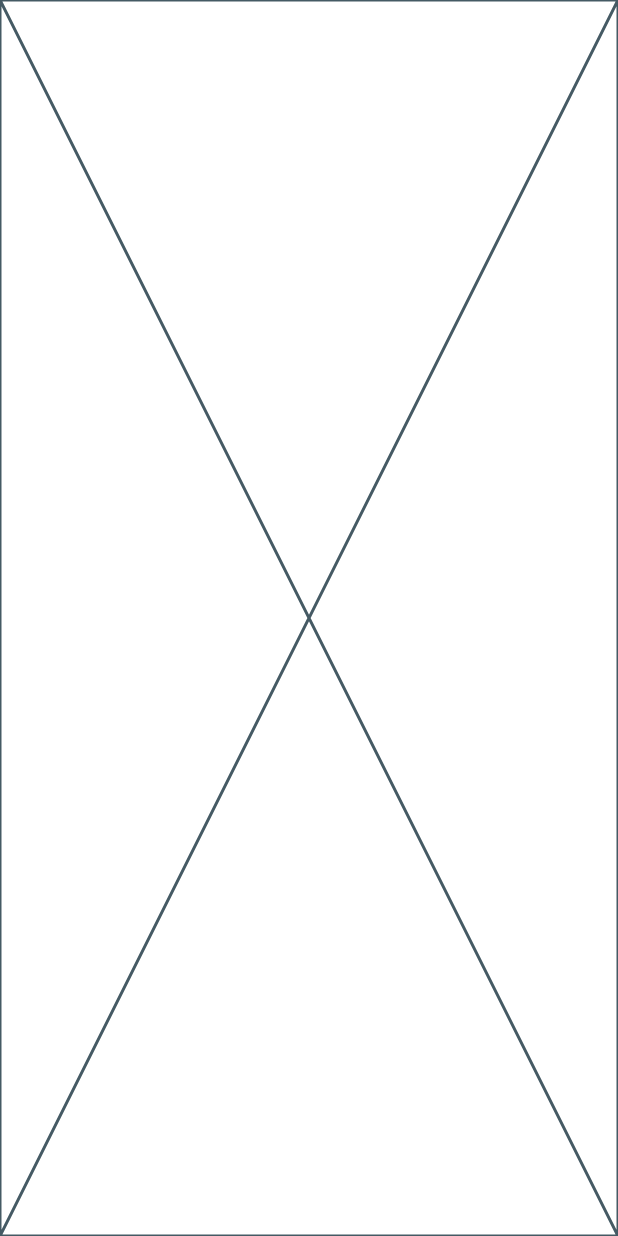
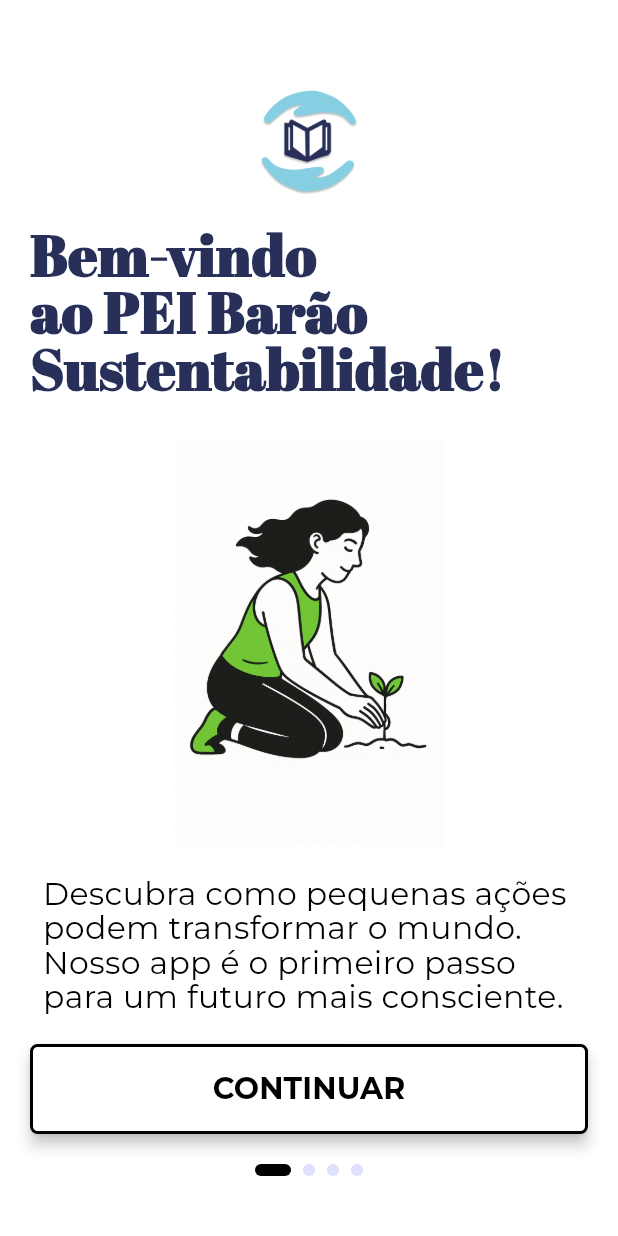
Before and after one commit to Joojjuuk/app_escolar, a Flutter app: the screen it shows after launch, on a phone screen of 412 x 824 dp. Run offline on Flutter 3.47's test engine with Material 3 defaults, Android fonts, the phone set to English and light mode, and no system bars; drawn by our look-alikes of smooth_page_indicator; our stand-ins replace shared_preferences; project files that could hold a hidden picture were left out.

Commit message:
OnboardScreen Completa - Widget reutilizavel/SoC - Adicao de Fontes + Correcao de Settings.gradle

```diff
--- /dev/null
+++ b/devtools_options.yaml
@@ -0,0 +1,3 @@
+description: This file stores settings for Dart & Flutter DevTools.
+documentation: https://docs.flutter.dev/tools/devtools/extensions#configure-extension-enablement-states
+extensions:
--- /dev/null
+++ b/lib/view/home/home.dart
@@ -0,0 +1,10 @@
+import 'package:flutter/material.dart';
+
+class Home extends StatelessWidget {
+  const Home({super.key});
+
+  @override
+  Widget build(BuildContext context) {
+    return const Placeholder();
+  }
+}
--- /dev/null
+++ b/lib/view/onboard/onboard.dart
@@ -0,0 +1,103 @@
+import 'package:appescolar/view/home/home.dart';
+import 'package:flutter/material.dart';
+import 'package:appescolar/view/onboard/onboardbase.dart';
+import 'package:shared_preferences/shared_preferences.dart';
+import 'package:smooth_page_indicator/smooth_page_indicator.dart';
+
+class Onboard extends StatefulWidget {
+  const Onboard({super.key});
+
+  @override
+  State<Onboard> createState() => _OnboardState();
+}
+
+class _OnboardState extends State<Onboard> {
+  final PageController _pageController = PageController();
+
+  @override
+  void initState() {
+    super.initState();
+  }
+
+  Future<void> _marcarVistoTela() async {
+    final prefs = await SharedPreferences.getInstance();
+    await prefs.setBool('hasSeenOnboarding', true);
+  }
+
+  void _botaoPressionado() async {
+    if (_pageController.page?.round() == onboardPag.length - 1) {
+      await _marcarVistoTela();
+      Navigator.of(context).pushReplacement(
+        MaterialPageRoute(builder: (context) => const Home()),
+      );
+    } else {
+      _pageController.nextPage(
+        duration: const Duration(milliseconds: 500),
+        curve: Curves.easeOut,
+      );
+    }
+  }
+
+  @override
+  Widget build(BuildContext context) {
+    return Scaffold(
+      backgroundColor: Colors.white,
+      body: Stack(
+        children: [
+          PageView.builder(
+            controller: _pageController,
+            itemCount: onboardPag.length,
+            itemBuilder: (context, index) {
+              final page = onboardPag[index];
+              return Onboardbase(
+                titulo: page.titulo,
+                descricao: page.descricao,
+                imagem: Image.asset(page.imagem),
+                botaoPressionado: _botaoPressionado,
+                totalPagina: onboardPag.length,
+                pageController: _pageController,
+                paginaAtual: 0,
+              );
+            },
+          ),
+        ],
+      ),
+    );
+  }
+}
+
+class OnboardPages {
+  final String titulo;
+  final String descricao;
+  final String imagem;
+
+  OnboardPages(
+      {required this.titulo, required this.descricao, required this.imagem});
+}
+
+final List<OnboardPages> onboardPag = [
+  OnboardPages(
+    titulo: "Bem-vindo\nao PEI Barão\nSustentabilidade!",
+    descricao:
+        "Descubra como pequenas ações \npodem transformar o mundo.\nNosso app é o primeiro passo\npara um futuro mais consciente.",
+    imagem: 'assets/onboardingscreen/Tela1Planta.png',
+  ),
+  OnboardPages(
+    titulo: "O que é o app PEI\nSustentabilidade?",
+    descricao:
+        "Aqui, você acompanha suas \ndoações de garrafas PET e \ntampinhas, vê as últimas ações \nda escola e fica por dentro das\nnovidades verdes do PEI Barão.",
+    imagem: 'assets/onboardingscreen/Tela2Info.png',
+  ),
+  OnboardPages(
+    titulo: "Faça a diferença!",
+    descricao:
+        "Doe, participe das campanhas e \nveja seu impacto crescer. Juntos, \npodemos fazer da escola um \nexemplo de sustentabilidade.",
+    imagem: 'assets/onboardingscreen/Tela3Ajuda.png',
+  ),
+  OnboardPages(
+    titulo: "Vamos nessa? 🌱",
+    descricao:
+        "Cadastre-se, faça login e comece \na jornada pela preservação do \nnosso planeta!",
+    imagem: 'assets/onboardingscreen/Tela4Vamosla.png',
+  ),
+];
--- /dev/null
+++ b/lib/view/onboard/onboardbase.dart
@@ -0,0 +1,123 @@
+import 'package:flutter/material.dart';
+import 'package:smooth_page_indicator/smooth_page_indicator.dart';
+
+class Onboardbase extends StatelessWidget {
+  const Onboardbase(
+      {super.key,
+      required this.titulo,
+      required this.descricao,
+      required this.imagem,
+      required this.botaoPressionado,
+      required this.paginaAtual,
+      required this.totalPagina,
+      required this.pageController});
+
+  final String titulo;
+  final String descricao;
+  final Widget imagem;
+  final VoidCallback botaoPressionado;
+  final PageController pageController;
+  final int paginaAtual;
+  final int totalPagina;
+
+  @override
+  Widget build(BuildContext context) {
+    return Scaffold(
+      backgroundColor: Colors.white,
+      body: Padding(
+        padding: const EdgeInsets.fromLTRB(20, 60, 20, 20),
+        child: Column(
+          //  mainAxisAlignment: MainAxisAlignment.start,
+          children: [
+            Container(
+              width: 70,
+              height: 70,
+              decoration: BoxDecoration(
+                  shape: BoxShape.circle,
+                  color: Color(0xffffffff),
+                  image: DecorationImage(
+                      image: AssetImage('assets/logo/logoCompleto.png'),
+                      fit: BoxFit.contain)),
+            ),
+            SizedBox(
+              height: 20,
+            ),
+            Align(
+              alignment: Alignment.centerLeft,
+              child: Text(
+                titulo,
+                style: const TextStyle(
+                  color: Color(0xFF28305A),
+                  fontSize: 38,
+                  fontFamily: 'AbrilFatface',
+                  height: 1,
+                  fontWeight: FontWeight.w600,
+                ),
+                textAlign: TextAlign.left,
+              ),
+            ),
+            const SizedBox(height: 30),
+            Expanded(
+              child: Padding(
+                padding: const EdgeInsets.symmetric(horizontal: 20.0),
+                child: Center(child: imagem),
+              ),
+            ),
+            const SizedBox(height: 20),
+            Text(
+              descricao,
+              style: TextStyle(
+                color: Color(0xFF000000),
+                fontWeight: FontWeight.normal,
+                fontFamily: 'Montserrat',
+                height: 1.1,
+                fontSize: 21,
+              ),
+            ),
+            const SizedBox(height: 20),
+            SizedBox(
+              width: double.infinity,
+              height: 60,
+              child: ElevatedButton(
+                  onPressed: botaoPressionado,
+                  style: ElevatedButton.styleFrom(
+                    backgroundColor: Colors.white,
+                    foregroundColor: Colors.black,
+                    shape: RoundedRectangleBorder(
+                        borderRadius: BorderRadius.circular(5),
+                        side: const BorderSide(color: Colors.black, width: 2)),
+                    elevation: 4,
+                  ),
+                  child: Text(
+                    'CONTINUAR',
+                    style: TextStyle(
+                        color: Color(0xFF000000),
+                        fontSize: 20,
+                        fontFamily: 'Montserrat',
+                        fontWeight: FontWeight.bold),
+                  )),
+            ),
+            const SizedBox(height: 20),
+            Align(
+              alignment: Alignment.bottomCenter,
+              child: Padding(
+                padding: const EdgeInsets.only(bottom: 20.0),
+                child: SmoothPageIndicator(
+                  controller: pageController,
+                  count: totalPagina,
+                  effect: const ExpandingDotsEffect(
+                    activeDotColor: Color(0xFF000000),
+                    dotColor: Color(0xD9D9D9FF),
+                    dotHeight: 8,
+                    dotWidth: 8,
+                    spacing: 8.0,
+                  ),
+                ),
+              ),
+            ),
+          ],
+        ),
+      ),
+    );
+  }
+}
--- a/lib/view/splashscreen/splash.dart
+++ b/lib/view/splashscreen/splash.dart
@@ -1,6 +1,8 @@
 import 'dart:async';
-import 'package:appescolar/view/home/sus-news/sustainability.dart';
+import 'package:appescolar/view/onboard/onboard.dart';
 import 'package:flutter/material.dart';
+import 'package:shared_preferences/shared_preferences.dart';
+import 'package:appescolar/view/home/home.dart';
 
 class SplashScreen extends StatefulWidget {
   const SplashScreen({super.key});
@@ -13,9 +15,19 @@ class _SplashScreenState extends State<SplashScreen> {
   @override
   void initState() {
     super.initState();
-    Timer(const Duration(milliseconds: 2500), () {
-      Navigator.pushReplacement(
-          context, MaterialPageRoute(builder: (context) => Sustainability()));
+    Timer(const Duration(milliseconds: 2500), () async {
+      final see = await SharedPreferences.getInstance();
+      final seeOnboard = see.getBool('seeOnboard') ?? false;
+
+      if (mounted) {
+        if (seeOnboard) {
+          Navigator.pushReplacement(
+              context, MaterialPageRoute(builder: (context) => Home()));
+        } else {
+          Navigator.pushReplacement(
+              context, MaterialPageRoute(builder: (context) => Onboard()));
+        }
+      }
     });
   }
 
```
Also changed, not shown: pubspec.yaml (+27 -14 lines), assets/fonts/Abril_Fatface/AbrilFatface-Regular.ttf (added), assets/fonts/Montserrat/Montserrat-Black.ttf (added), assets/fonts/Montserrat/Montserrat-Bold.ttf (added), assets/fonts/Montserrat/Montserrat-ExtraBold.ttf (added), assets/fonts/Montserrat/Montserrat-ExtraLight.ttf (added), assets/fonts/Montserrat/Montserrat-Light.ttf (added), assets/fonts/Montserrat/Montserrat-Medium.ttf (added), assets/fonts/Montserrat/Montserrat-Regular.ttf (added), assets/fonts/Montserrat/Montserrat-SemiBold.ttf (added), assets/fonts/Montserrat/Montserrat-Thin.ttf (added), pubspec.lock, 1 other file.
